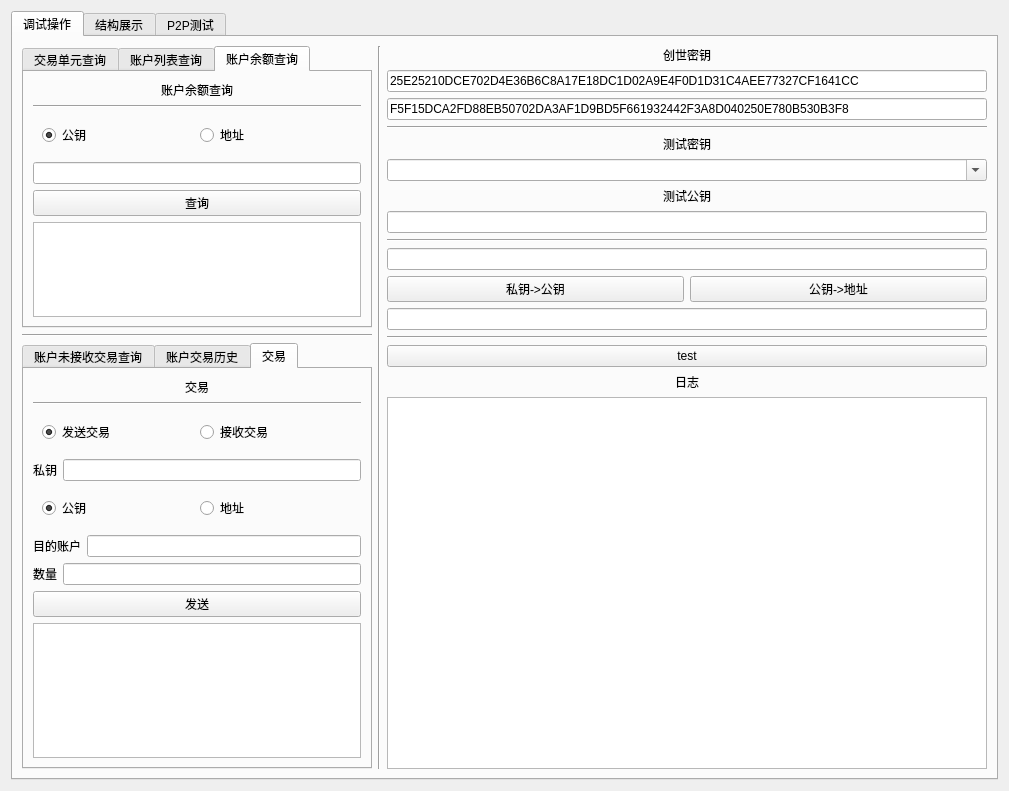
Ambr-org/Ambr, file examples/store_example_main_widget.ui: the form before one commit.
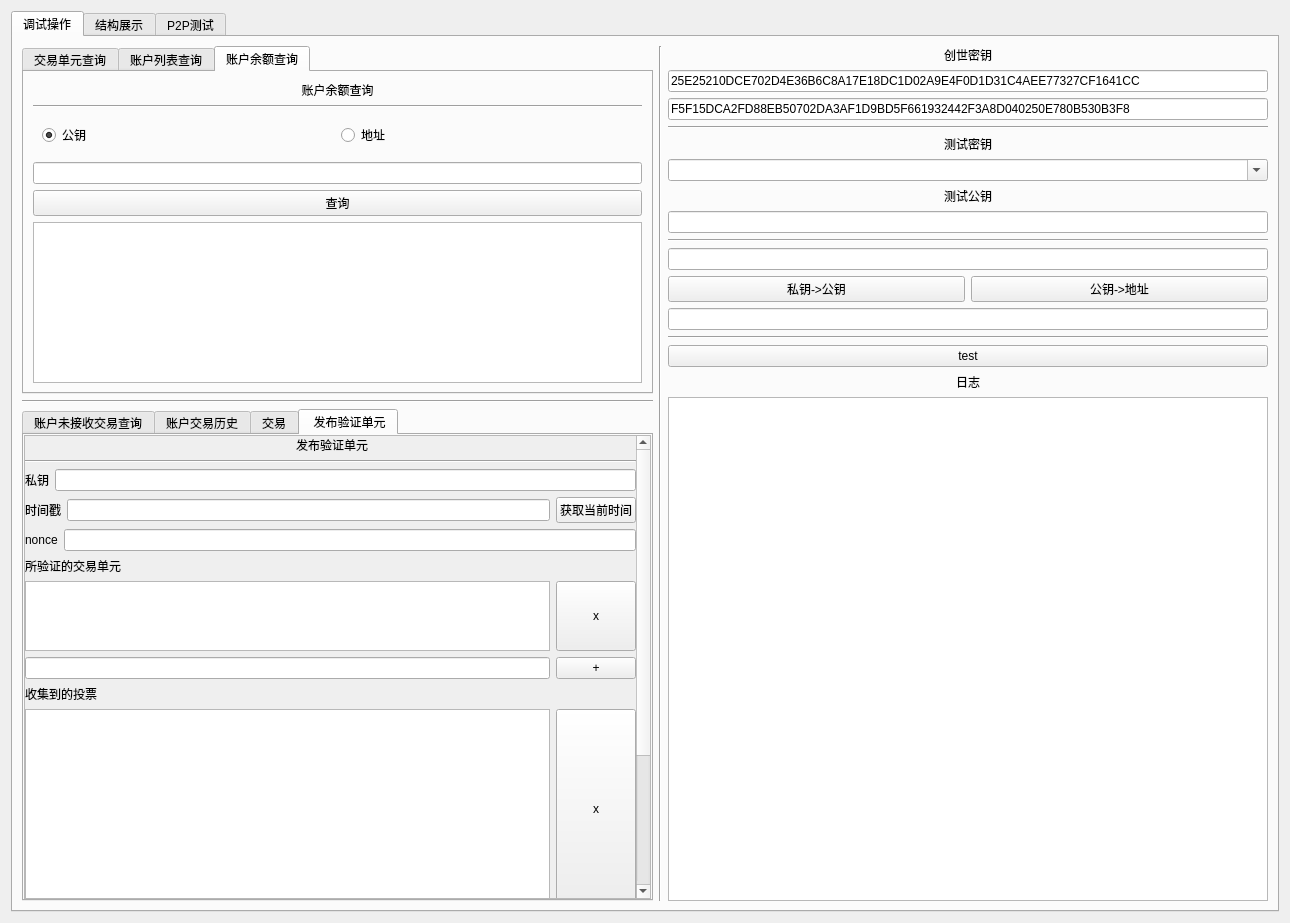
The form after the commit. The open tabs and pages were chosen to show the change.

Commit message: Add validator unit struct,realize function of serialize , deserialize ,  could show validator unit by gui and store in database

Diff of the .ui file:
```diff
--- a/examples/store_example_main_widget.ui
+++ b/examples/store_example_main_widget.ui
@@ -6,8 +6,8 @@
    <rect>
     <x>0</x>
     <y>0</y>
-    <width>1009</width>
-    <height>791</height>
+    <width>1290</width>
+    <height>923</height>
    </rect>
   </property>
   <property name="windowTitle">
@@ -212,7 +212,7 @@
              <item>
               <widget class="QTabWidget" name="tabWidget_2">
                <property name="currentIndex">
-                <number>2</number>
+                <number>3</number>
                </property>
                <widget class="QWidget" name="tab_4">
                 <attribute name="title">
@@ -669,6 +669,285 @@
                  </item>
                 </layout>
                </widget>
+               <widget class="QWidget" name="tab_10">
+                <attribute name="title">
+                 <string> 发布验证单元</string>
+                </attribute>
+                <layout class="QHBoxLayout" name="horizontalLayout_40">
+                 <property name="spacing">
+                  <number>0</number>
+                 </property>
+                 <property name="leftMargin">
+                  <number>0</number>
+                 </property>
+                 <property name="topMargin">
+                  <number>0</number>
+                 </property>
+                 <property name="rightMargin">
+                  <number>0</number>
+                 </property>
+                 <property name="bottomMargin">
+                  <number>0</number>
+                 </property>
+                 <item>
+                  <widget class="QScrollArea" name="scrollArea_2">
+                   <property name="widgetResizable">
+                    <bool>true</bool>
+                   </property>
+                   <widget class="QWidget" name="scrollAreaWidgetContents_2">
+                    <property name="geometry">
+                     <rect>
+                      <x>0</x>
+                      <y>-194</y>
+                      <width>609</width>
+                      <height>722</height>
+                     </rect>
+                    </property>
+                    <layout class="QVBoxLayout" name="verticalLayout_31">
+                     <property name="spacing">
+                      <number>0</number>
+                     </property>
+                     <property name="leftMargin">
+                      <number>0</number>
+                     </property>
+                     <property name="topMargin">
+                      <number>0</number>
+                     </property>
+                     <property name="rightMargin">
+                      <number>0</number>
+                     </property>
+                     <property name="bottomMargin">
+                      <number>0</number>
+                     </property>
+                     <item>
+                      <widget class="QWidget" name="widget_11" native="true">
+                       <layout class="QHBoxLayout" name="horizontalLayout_39">
+                        <property name="leftMargin">
+                         <number>0</number>
+                        </property>
+                        <property name="topMargin">
+                         <number>0</number>
+                        </property>
+                        <property name="rightMargin">
+                         <number>0</number>
+                        </property>
+                        <property name="bottomMargin">
+                         <number>0</number>
+                        </property>
+                        <item>
+                         <layout class="QVBoxLayout" name="verticalLayout_30">
+                          <item>
+                           <widget class="QLabel" name="label_24">
+                            <property name="text">
+                             <string> 发布验证单元</string>
+                            </property>
+                            <property name="alignment">
+                             <set>Qt::AlignCenter</set>
+                            </property>
+                           </widget>
+                          </item>
+                          <item>
+                           <widget class="Line" name="line_12">
+                            <property name="orientation">
+                             <enum>Qt::Horizontal</enum>
+                            </property>
+                           </widget>
+                          </item>
+                          <item>
+                           <layout class="QHBoxLayout" name="horizontalLayout_32">
+                            <item>
+                             <widget class="QLabel" name="label_25">
+                              <property name="text">
+                               <string>私钥</string>
+                              </property>
+                             </widget>
+                            </item>
+                            <item>
+                             <widget class="QLineEdit" name="edPVPriKey"/>
+                            </item>
+                           </layout>
+                          </item>
+                          <item>
+                           <layout class="QHBoxLayout" name="horizontalLayout_33">
+                            <item>
+                             <widget class="QLabel" name="label_26">
+                              <property name="text">
+                               <string>时间戳</string>
+                              </property>
+                             </widget>
+                            </item>
+                            <item>
+                             <widget class="QLineEdit" name="edtPVTime"/>
+                            </item>
+                            <item>
+                             <widget class="QPushButton" name="btnPVTime">
+                              <property name="text">
+                               <string>获取当前时间</string>
+                              </property>
+                             </widget>
+                            </item>
+                           </layout>
+                          </item>
+                          <item>
+                           <layout class="QHBoxLayout" name="horizontalLayout_34">
+                            <item>
+                             <widget class="QLabel" name="label_27">
+                              <property name="text">
+                               <string>nonce</string>
+                              </property>
+                             </widget>
+                            </item>
+                            <item>
+                             <widget class="QLineEdit" name="edtPVNonce"/>
+                            </item>
+                           </layout>
+                          </item>
+                          <item>
+                           <widget class="QLabel" name="label_30">
+                            <property name="text">
+                             <string>所验证的交易单元</string>
+                            </property>
+                           </widget>
+                          </item>
+                          <item>
+                           <layout class="QHBoxLayout" name="horizontalLayout_35">
+                            <item>
+                             <widget class="QListWidget" name="lstPVCheck"/>
+                            </item>
+                            <item>
+                             <widget class="QPushButton" name="btnPVRemoveCheck">
+                              <property name="sizePolicy">
+                               <sizepolicy hsizetype="Minimum" vsizetype="Expanding">
+                                <horstretch>0</horstretch>
+                                <verstretch>0</verstretch>
+                               </sizepolicy>
+                              </property>
+                              <property name="text">
+                               <string>x</string>
+                              </property>
+                             </widget>
+                            </item>
+                           </layout>
+                          </item>
+                          <item>
+                           <layout class="QHBoxLayout" name="horizontalLayout_36">
+                            <item>
+                             <widget class="QLineEdit" name="edtPVCheckHash"/>
+                            </item>
+                            <item>
+                             <widget class="QPushButton" name="btnPVAddCheck">
+                              <property name="text">
+                               <string>+</string>
+                              </property>
+                             </widget>
+                            </item>
+                           </layout>
+                          </item>
+                          <item>
+                           <widget class="QLabel" name="label_31">
+                            <property name="text">
+                             <string>收集到的投票</string>
+                            </property>
+                           </widget>
+                          </item>
+                          <item>
+                           <layout class="QHBoxLayout" name="horizontalLayout_37">
+                            <item>
+                             <widget class="QListWidget" name="lstPVVote">
+                              <property name="minimumSize">
+                               <size>
+                                <width>0</width>
+                                <height>200</height>
+                               </size>
+                              </property>
+                             </widget>
+                            </item>
+                            <item>
+                             <widget class="QPushButton" name="btnPVRemoveVote">
+                              <property name="sizePolicy">
+                               <sizepolicy hsizetype="Minimum" vsizetype="Expanding">
+                                <horstretch>0</horstretch>
+                                <verstretch>0</verstretch>
+                               </sizepolicy>
+                              </property>
+                              <property name="text">
+                               <string>x</string>
+                              </property>
+                             </widget>
+                            </item>
+                           </layout>
+                          </item>
+                          <item>
+                           <layout class="QVBoxLayout" name="verticalLayout_32">
+                            <item>
+                             <layout class="QHBoxLayout" name="horizontalLayout_42">
+                              <item>
+                               <widget class="QLabel" name="label_28">
+                                <property name="text">
+                                 <string>投票目标hash</string>
+                                </property>
+                               </widget>
+                              </item>
+                              <item>
+                               <widget class="QLineEdit" name="edtPVArmHash"/>
+                              </item>
+                             </layout>
+                            </item>
+                            <item>
+                             <layout class="QHBoxLayout" name="horizontalLayout_43">
+                              <item>
+                               <widget class="QLabel" name="label_29">
+                                <property name="text">
+                                 <string>投票者私钥</string>
+                                </property>
+                               </widget>
+                              </item>
+                              <item>
+                               <widget class="QLineEdit" name="edtPVVotePriKey"/>
+                              </item>
+                             </layout>
+                            </item>
+                            <item>
+                             <layout class="QHBoxLayout" name="horizontalLayout_41">
+                              <item>
+                               <widget class="QLabel" name="label_32">
+                                <property name="text">
+                                 <string>是否赞同</string>
+                                </property>
+                               </widget>
+                              </item>
+                              <item>
+                               <widget class="QCheckBox" name="cbPVAccept">
+                                <property name="text">
+                                 <string/>
+                                </property>
+                               </widget>
+                              </item>
+                             </layout>
+                            </item>
+                            <item>
+                             <widget class="QPushButton" name="btnPVAddVote">
+                              <property name="text">
+                               <string>+</string>
+                              </property>
+                             </widget>
+                            </item>
+                            <item>
+                             <widget class="QPlainTextEdit" name="edtPVLOG"/>
+                            </item>
+                           </layout>
+                          </item>
+                         </layout>
+                        </item>
+                       </layout>
+                      </widget>
+                     </item>
+                    </layout>
+                   </widget>
+                  </widget>
+                 </item>
+                </layout>
+               </widget>
               </widget>
              </item>
             </layout>
```
Left out of the diff: 14 changed lines with no effect on the pictures. The commit also changes 8 other files.
